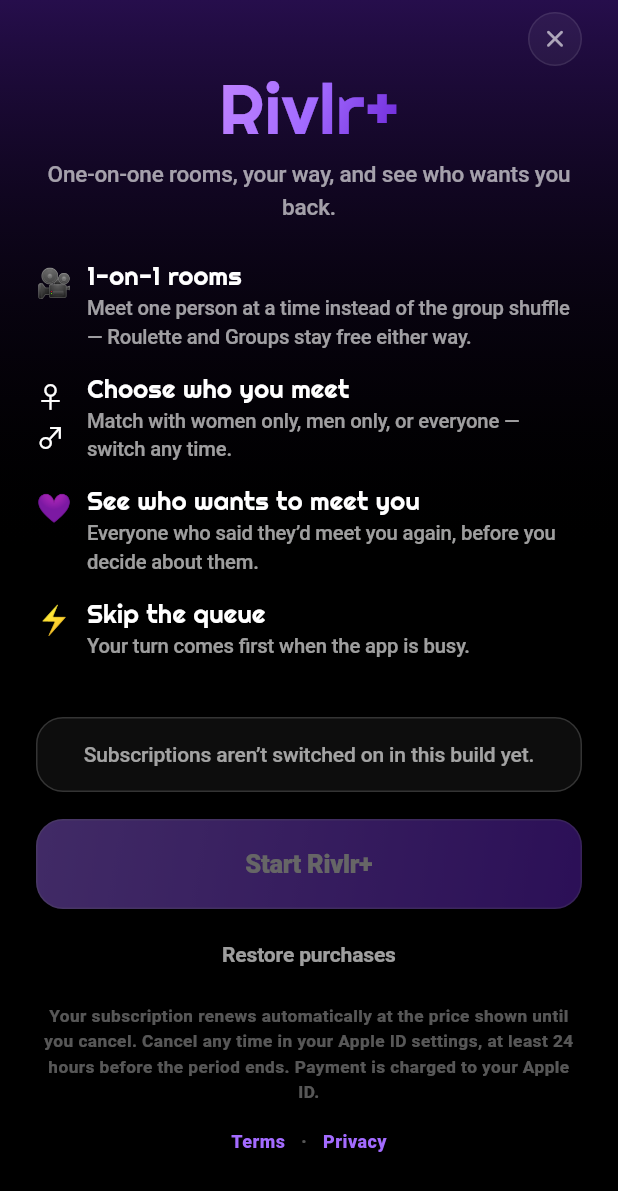
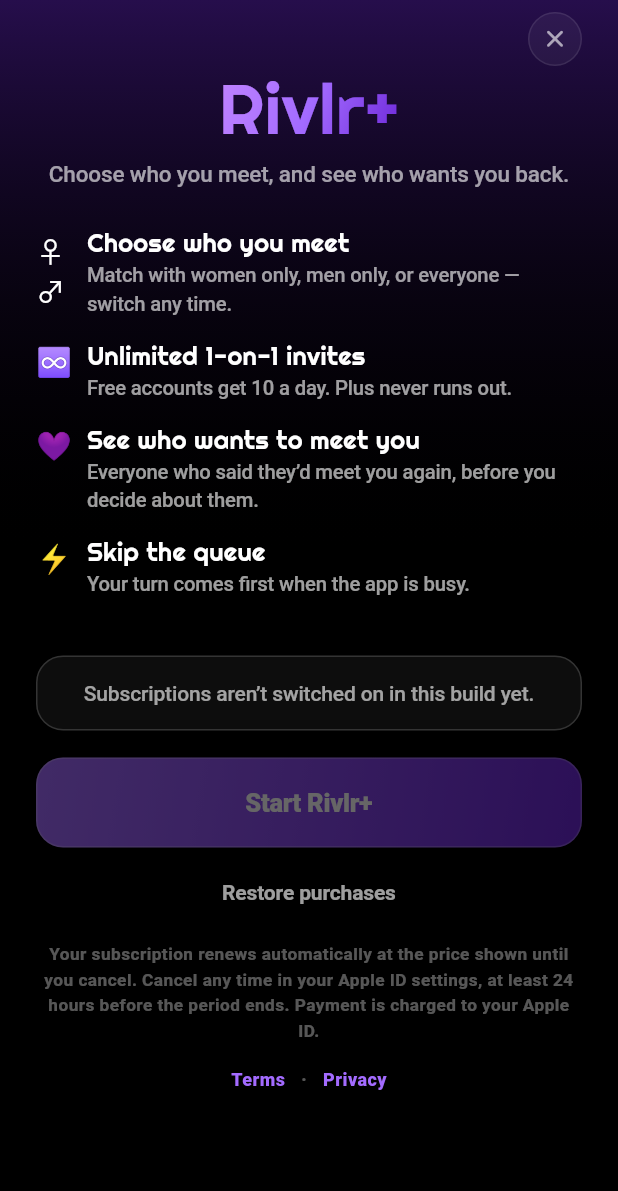
Before and after one commit to stossthegreat/Whatif, a Flutter app: the PlusScreen screen opened directly, on a phone screen of 412 x 824 dp. Shown: the top 1191 px of the screen. Run offline on Flutter 3.47's test engine with Material 3 defaults, Android fonts, the phone set to English and light mode, and no system bars; our stand-ins replace app_links, audioplayers, camera, firebase_analytics, firebase_core, firebase_messaging and 8 more; missing offline and left inert: flutter_webrtc, livekit_client, purchases_flutter, record; accounts and stored records are empty; network calls fail.

Commit message:
Monetise the filter, not the door: 1-on-1 free with a daily allowance (build 86)
Reverses the paywall shape from build 81/82 after researching what the
category actually does. Every major player — Monkey, Azar, Holla — keeps
random matching free and unlimited and charges for WHO you meet; the gender
filter is the near-universal lever. Azar goes further and is retiring iOS
subscriptions entirely (April 2026) in favour of per-match currency. Gating
a whole lane starves the room, and on a cold-start app an empty room is
worth nothing to anyone — you cannot sell access to a room nobody is in.

Server:
- 'play' and 'next': the isPlus gate on mode='hang' is gone. Every lane —
  Roulette, 1-on-1, Groups — is free. The entitlement webhook no longer
  bumps a lapsed user out of 'hang' either; only the filter resets.
- calls.ts: the hard isPlus gate on Explore/Discover invites is replaced by
  a free daily allowance (10/day, UTC reset, in-memory + pruned — a
  redeploy handing out a fresh allowance is harmless generosity and this
  needs no migration). Plus is unlimited. An invite is charged only once
  the ring actually goes out, so a tap at someone offline or busy costs
  nothing. Emits meetQuota after each send and meetLimit when spent.

Client:
- Home: the 1-on-1 door is unlocked — no crown, no paywall bounce.
- Discover: shows "N left today" for free accounts (tappable to the
  paywall), and hitting the limit opens the pitch at the exact moment of
  want rather than at the door.
- plus_screen: perks rewritten — the gender filter is the hero, unlimited
  invites replaces the old "1-on-1 rooms" perk that is now free.
- Legal (both copies, kept identical): Rivlr+ description, the free-tier
  sentence, and the lapsed-subscription paragraph all rewritten to match.
  The docs promised 1-on-1 was paid; that would have been false the moment
  this shipped.

Pricing agreed: $4.99/week + $9.99/month, no annual tier. Those products
still need creating in App Store Connect / Play Console and attaching to
the RevenueCat offering — the paywall reads price and period straight from
the store, so no build change when they land.

pubspec 1.2.0+86

Co-Authored-By: Claude Fable 5 <noreply@anthropic.com>
Claude-Session: https://claude.ai/code/session_01PWoFrEZGCGWmrzYqkukepM

```diff
--- a/lib/screens/legal_screen.dart
+++ b/lib/screens/legal_screen.dart
@@ -239,13 +239,13 @@ Rivlr connects you into live video rooms with people you don't know (always one-
 Rivlr requires an account — Sign in with Apple on iOS, Sign in with Google on Android. There is no guest mode: a real, verifiable identity is what lets suspensions actually stick, and it is why the graph of friends and messages survives a reinstall. Your account is yours alone: do not sell, transfer, or share it, and do not let anyone else use it. You may not choose a handle you have no right to use or one intended to impersonate another person. You are responsible for activity on your account. If we must resolve a dispute over who owns an account, our determination (which may include suspension or termination) is final. Tell us immediately at m2mb@info.com about any unauthorised use.
 
 4. FREE SERVICE AND RIVLR+ SUBSCRIPTIONS
-Rivlr is free to use. Roulette and Groups — meeting strangers, messaging, rooms, and games — cost nothing and always will.
+Rivlr is free to use. Meeting strangers, messaging, rooms and games cost nothing and always will — every way into a room is open to every account.
 
-Rivlr+ is an optional paid subscription that unlocks: 1-on-1 rooms (choosing to meet one person at a time rather than the group shuffle); choosing which gender of people you are matched with; seeing the list of people who said they would meet you again; and priority position in the matching queue. Nothing about safety, moderation, friends you have already made, or your ability to talk to people you have already met is ever placed behind payment.
+Rivlr+ is an optional paid subscription that unlocks: choosing which gender of people you are matched with; unlimited 1-on-1 invites (free accounts can invite up to 10 specific people to a room each day, which resets daily); seeing the list of people who said they would meet you again; and priority position in the matching queue. Nothing about safety, moderation, friends you have already made, or your ability to talk to people you have already met is ever placed behind payment.
 
 Subscriptions are sold through the app store you installed Rivlr from — the App Store on iOS, Google Play on Android. The exact price and billing period are shown to you inside the app before you buy, in your own currency, and payment is charged to your Apple ID or Google Play account on confirmation. A subscription renews automatically for the same period at the same price unless you cancel at least 24 hours before the current period ends. Cancel any time in your Apple ID or Google Play subscription settings; cancelling stops future renewals and you keep access until the paid period runs out. We do not charge you separately and we never store your card details — your app store handles all billing.
 
-Refunds are handled by Apple or Google under their own policies, not by us; we cannot issue or refuse them, though we will help you contact them. Except where the law requires otherwise, part-used periods are not refunded. If your subscription lapses or is refunded, paid features switch off — 1-on-1 rooms and any filter you had set return to the free tier — and everything free about your account, including your friends and messages, is unaffected.
+Refunds are handled by Apple or Google under their own policies, not by us; we cannot issue or refuse them, though we will help you contact them. Except where the law requires otherwise, part-used periods are not refunded. If your subscription lapses or is refunded, paid features switch off — any filter you had set returns to meeting everyone, and 1-on-1 invites return to the daily free allowance — and everything free about your account, including your friends and messages, is unaffected.
 
 We may change what Rivlr+ includes or what it costs. Price rises and material reductions take effect only for periods beginning after we have told you, and your app store will ask you to agree to a price increase before it is charged. If a paid feature depends on other people being online — the matching filter especially — we cannot promise anyone will be available at a given moment; the app shows you honest live numbers so you can judge for yourself.
 
--- a/lib/screens/plus_screen.dart
+++ b/lib/screens/plus_screen.dart
@@ -157,23 +157,22 @@ class _PlusScreenState extends State<PlusScreen> {
                     const SizedBox(height: 8),
                     Center(
                       child: Text(
-                        widget.reason ?? 'One-on-one rooms, your way, and see who wants you back.',
+                        widget.reason ?? 'Choose who you meet, and see who wants you back.',
                         textAlign: TextAlign.center,
                         style: T.body.copyWith(fontSize: 15, height: 1.45),
                       ),
                     ),
                     const SizedBox(height: 26),
                     const _Perk(
-                      emoji: '🎥',
-                      title: '1-on-1 rooms',
-                      line: 'Meet one person at a time instead of the group '
-                          'shuffle — Roulette and Groups stay free either way.',
-                    ),
-                    const _Perk(
                       emoji: '♀︎♂︎',
                       title: 'Choose who you meet',
                       line: 'Match with women only, men only, or everyone — '
                           'switch any time.',
+                    ),
+                    const _Perk(
+                      emoji: '♾️',
+                      title: 'Unlimited 1-on-1 invites',
+                      line: 'Free accounts get 10 a day. Plus never runs out.',
                     ),
                     const _Perk(
                       emoji: '💜',
--- a/pubspec.yaml
+++ b/pubspec.yaml
@@ -16,7 +16,7 @@ publish_to: 'none' # Remove this line if you wish to publish to pub.dev
 # https://developer.apple.com/library/archive/documentation/General/Reference/InfoPlistKeyReference/Articles/CoreFoundationKeys.html
 # In Windows, build-name is used as the major, minor, and patch parts
 # of the product and file versions while build-number is used as the build suffix.
-version: 1.2.0+85
+version: 1.2.0+86
 
 environment:
   sdk: ^3.8.0
```
Also changed, not shown: lib/screens/discover_screen.dart (+39 -0 lines), lib/screens/home_screen.dart (+2 -12 lines), 3 other files.
